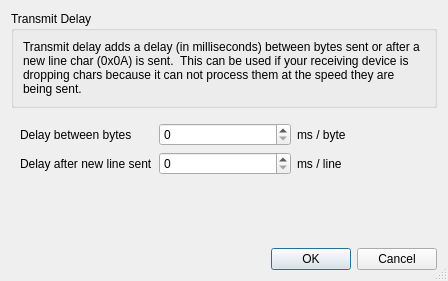
TheBeef/WhippyTerm, file src/UI/QT/Form_TransmitDelay.ui: the form before one commit.
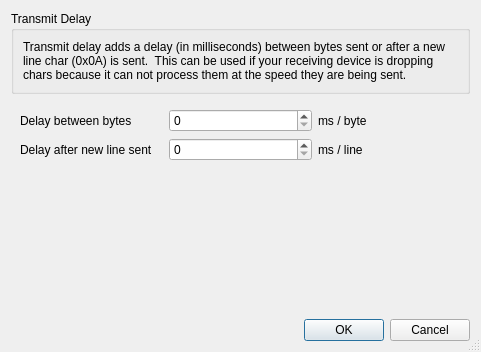
The form after the commit.

```diff
--- a/src/UI/QT/Form_TransmitDelay.ui
+++ b/src/UI/QT/Form_TransmitDelay.ui
@@ -6,8 +6,8 @@
    <rect>
     <x>0</x>
     <y>0</y>
-    <width>448</width>
-    <height>281</height>
+    <width>481</width>
+    <height>352</height>
    </rect>
   </property>
   <property name="windowTitle">
```
